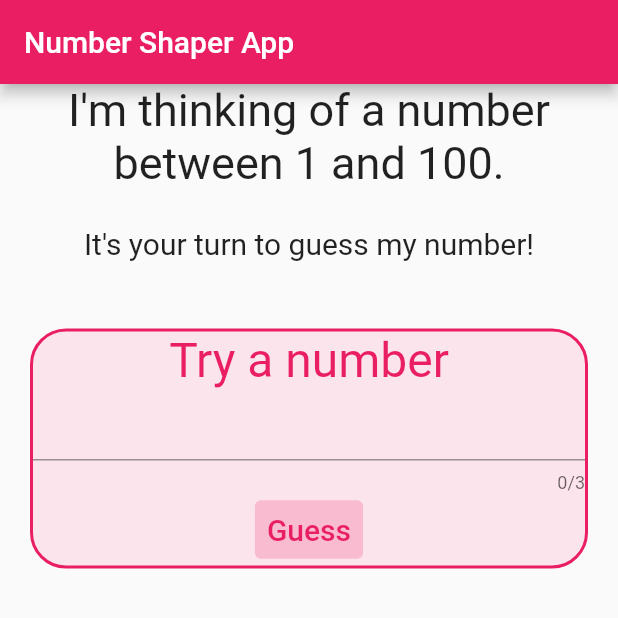
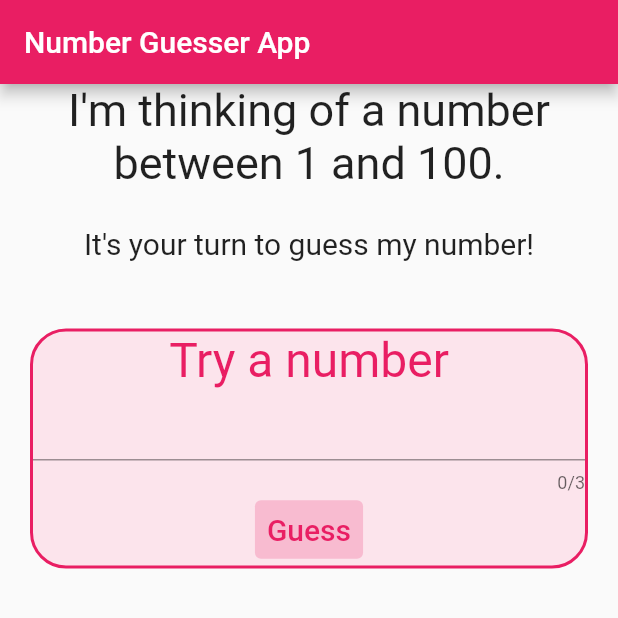
Before and after one commit to KajcsaRenataGabriela/NumberGuesser, a Flutter app: the screen it shows after launch, on a phone screen of 412 x 824 dp, the top half of it. Run offline on Flutter 3.47's test engine with Material 2 defaults, Android fonts, the phone set to English and light mode, and no system bars.

Commit message:
renamed base app

```diff
--- a/lib/main.dart
+++ b/lib/main.dart
@@ -15,6 +15,6 @@ class MyApp extends StatelessWidget {
         theme: ThemeData(
           primarySwatch: Colors.pink,
         ),
-        home: const MyHomePage(title: 'Number Shaper App'));
+        home: const MyHomePage(title: 'Number Guesser App'));
   }
 }
```
